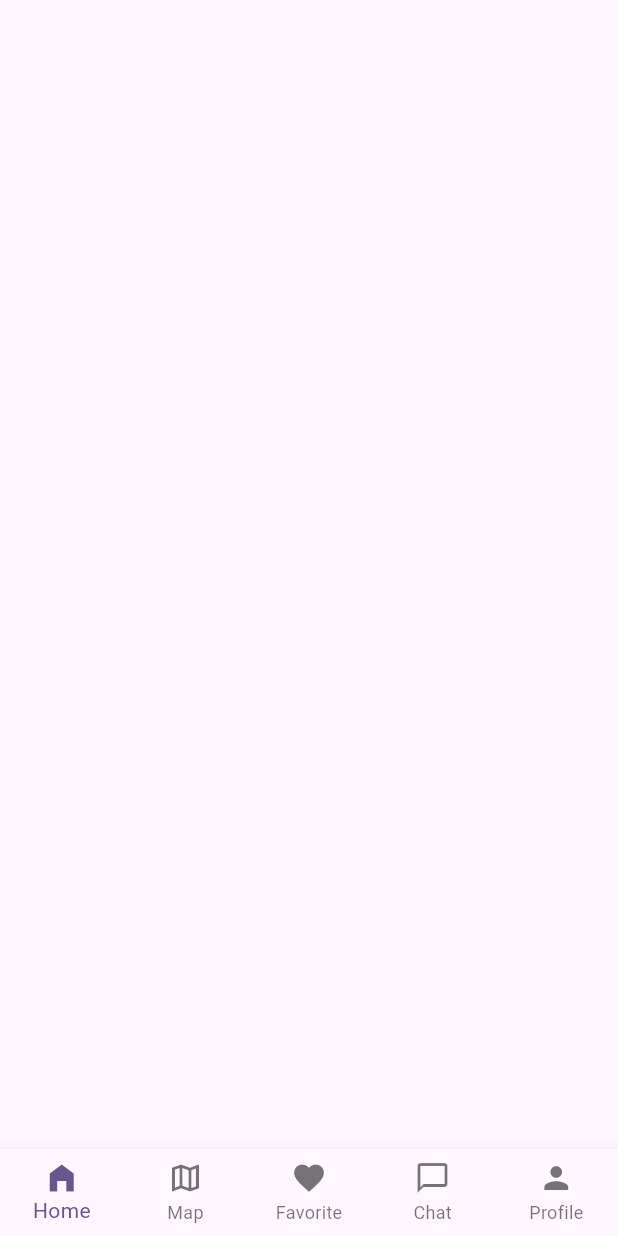
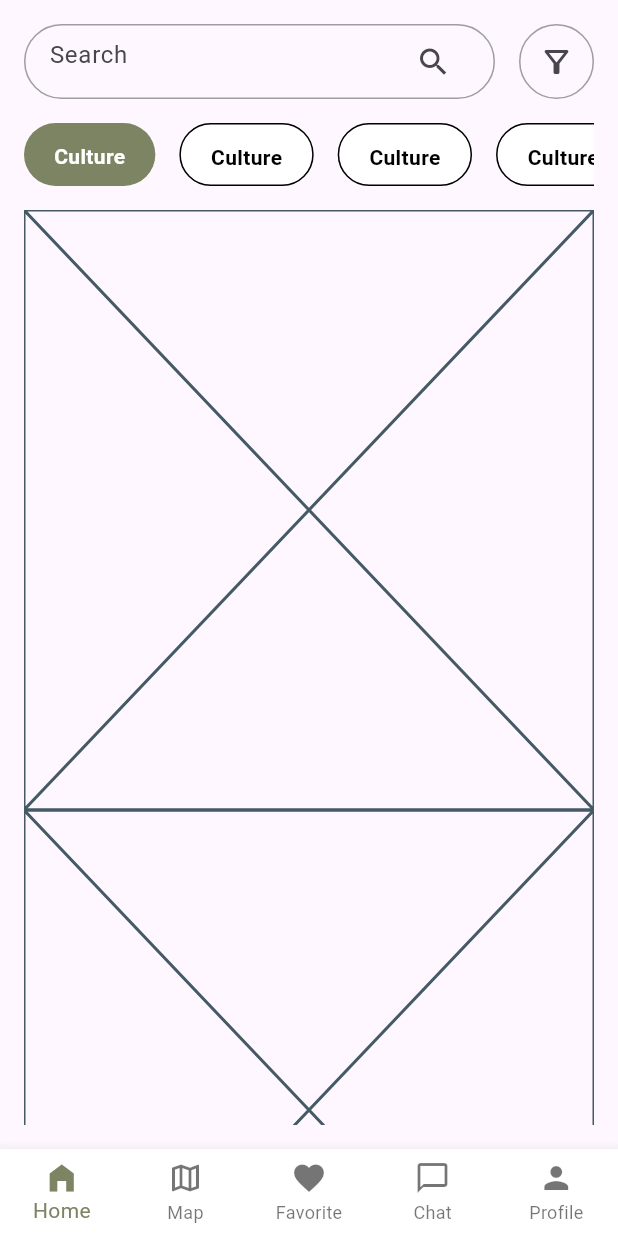
Before and after one commit to minhthoai190892/flutter, a Flutter app: the TravelMainPage screen opened directly, on a phone screen of 412 x 824 dp. Run offline on Flutter 3.47's test engine with Material 3 defaults, Android fonts, the phone set to English and light mode, and no system bars; our stand-ins replace dots_indicator, gap; network calls fail.

Commit message:
Travel_App-part-3

```diff
--- a/UI/flutter_ui/lib/Travel_App/view/travel_main_page.dart
+++ b/UI/flutter_ui/lib/Travel_App/view/travel_main_page.dart
@@ -1,16 +1,162 @@
 import 'package:flutter/material.dart';
+import 'package:flutter/widgets.dart';
+import 'package:gap/gap.dart';
 
-class TravelMainPage extends StatelessWidget {
+class TravelMainPage extends StatefulWidget {
   const TravelMainPage({super.key});
 
   @override
+  State<TravelMainPage> createState() => _TravelMainPageState();
+}
+
+class _TravelMainPageState extends State<TravelMainPage> {
+  int pageIndex = 0;
+  @override
   Widget build(BuildContext context) {
     return Scaffold(
-      body: const Column(
-        children: [],
+      body: SafeArea(
+        child: Padding(
+          padding: const EdgeInsets.all(16),
+          child: Column(
+            crossAxisAlignment: CrossAxisAlignment.start,
+            children: [
+              Row(
+                children: [
+                  Expanded(
+                    child: Container(
+                      padding: const EdgeInsets.symmetric(horizontal: 16),
+                      decoration: BoxDecoration(
+                          borderRadius: BorderRadius.circular(32),
+                          border: Border.all(color: Colors.grey)),
+                      child: const TextField(
+                        decoration: InputDecoration(
+                          border: InputBorder.none,
+                          hintText: 'Search',
+                          suffixIcon: Icon(Icons.search),
+                        ),
+                      ),
+                    ),
+                  ),
+                  const Gap(16),
+                  Container(
+                    decoration: BoxDecoration(
+                        borderRadius: BorderRadius.circular(32),
+                        border: Border.all(color: Colors.grey)),
+                    child: IconButton(
+                        onPressed: () {},
+                        icon: const Icon(Icons.filter_alt_outlined)),
+                  ),
+                ],
+              ),
+              const Gap(16),
+              SizedBox(
+                height: 42,
+                child: ListView(
+                  scrollDirection: Axis.horizontal,
+                  children: [
+                    Container(
+                      padding: const EdgeInsets.symmetric(
+                          horizontal: 20, vertical: 12),
+                      decoration: BoxDecoration(
+                        borderRadius: BorderRadius.circular(32),
+                        color: const Color.fromRGBO(124, 132, 100, 1),
+                      ),
+                      child: const Text(
+                        'Culture',
+                        style: TextStyle(
+                          fontWeight: FontWeight.bold,
+                          color: Colors.white,
+                        ),
+                      ),
+                    ),
+                    const Gap(16),
+                    Container(
+                      padding: const EdgeInsets.symmetric(
+                          horizontal: 20, vertical: 12),
+                      decoration: BoxDecoration(
+                          borderRadius: BorderRadius.circular(32),
+                          color: Colors.white,
+                          border: Border.all(color: Colors.black)),
+                      child: const Text(
+                        'Culture',
+                        style: TextStyle(
+                          fontWeight: FontWeight.bold,
+                          color: Colors.black,
+                        ),
+                      ),
+                    ),
+                    const Gap(16),
+                    Container(
+                      padding: const EdgeInsets.symmetric(
+                          horizontal: 20, vertical: 12),
+                      decoration: BoxDecoration(
+                          borderRadius: BorderRadius.circular(32),
+                          color: Colors.white,
+                          border: Border.all(color: Colors.black)),
+                      child: const Text(
+                        'Culture',
+                        style: TextStyle(
+                          fontWeight: FontWeight.bold,
+                          color: Colors.black,
+                        ),
+                      ),
+                    ),
+                    const Gap(16),
+                    Container(
+                      padding: const EdgeInsets.symmetric(
+                          horizontal: 20, vertical: 12),
+                      decoration: BoxDecoration(
+                          borderRadius: BorderRadius.circular(32),
+                          color: Colors.white,
+                          border: Border.all(color: Colors.black)),
+                      child: const Text(
+                        'Culture',
+                        style: TextStyle(
+                          fontWeight: FontWeight.bold,
+                          color: Colors.black,
+                        ),
+                      ),
+                    ),
+                    const Gap(16),
+                    Container(
+                      padding: const EdgeInsets.symmetric(
+                          horizontal: 20, vertical: 12),
+                      decoration: BoxDecoration(
+                          borderRadius: BorderRadius.circular(32),
+                          color: Colors.white,
+                          border: Border.all(color: Colors.black)),
+                      child: const Text(
+                        'Culture',
+                        style: TextStyle(
+                          fontWeight: FontWeight.bold,
+                          color: Colors.black,
+                        ),
+                      ),
+                    ),
+                    const Gap(16),
+                  ],
+                ),
+              ),
+              const Gap(16),
+              Expanded(child: ListView.builder(
+                itemBuilder: (context, index) {
+                  return const Placeholder();
+                },
+              ))
+            ],
+          ),
+        ),
       ),
       bottomNavigationBar: BottomNavigationBar(
         type: BottomNavigationBarType.fixed,
+        currentIndex: pageIndex,
+        onTap: (value) {
+          setState(() {
+            pageIndex = value;
+          });
+        },
+        selectedItemColor: const Color.fromRGBO(124, 132, 100, 1),
+        backgroundColor: Colors.white,
         items: const [
           BottomNavigationBarItem(icon: Icon(Icons.home_filled), label: 'Home'),
           BottomNavigationBarItem(icon: Icon(Icons.map_outlined), label: 'Map'),
```
Also changed, not shown: 1 other file.
